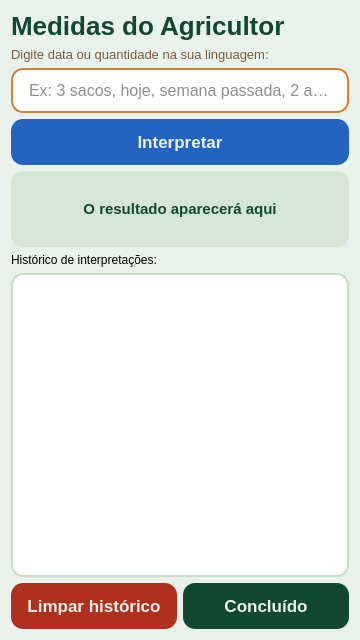
This is gui/Measures.ui in pollyanasousa/projeto-interdisciplinar-ufrpe as Qt 5 draws it before an edit. The edited form follows.
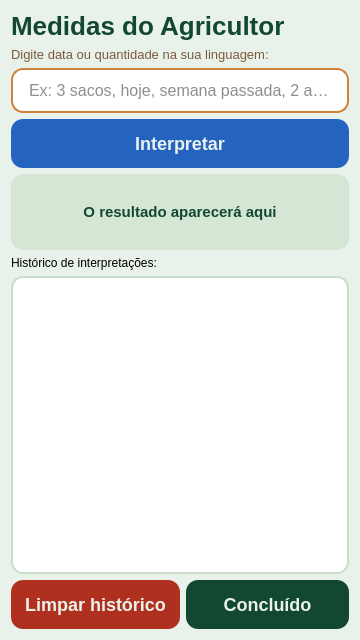
This is the edited form.

The edit to the form file:
```diff
--- a/gui/Measures.ui
+++ b/gui/Measures.ui
@@ -8,7 +8,7 @@
   <property name="windowTitle"><string>Form</string></property>
   <property name="styleSheet">
    <string notr="true">QWidget { background-color: #E9F2EA; font-family: &quot;Roboto Flex&quot;; }
-QPushButton { background-color: #124831; color: #E9F2EA; font-family: &quot;Roboto Flex&quot;; font-weight: 700; font-size: 17px; border-radius: 12px; padding: 13px; border: none; }
+QPushButton { background-color: #124831; color: #E9F2EA; font-family: &quot;Roboto Flex&quot;; font-weight: 700; font-size: 18px; border-radius: 12px; padding: 14px; border: none; }
 QPushButton:hover { background-color: #0a3020; }
 QPushButton#interpret_button { background-color: #2563C0; }
 QPushButton#clear_button { background-color: #b03020; }
```
Left out of the diff: 1 changed line with no effect on the pictures. Lines whose indentation alone changed are shown as unchanged.
